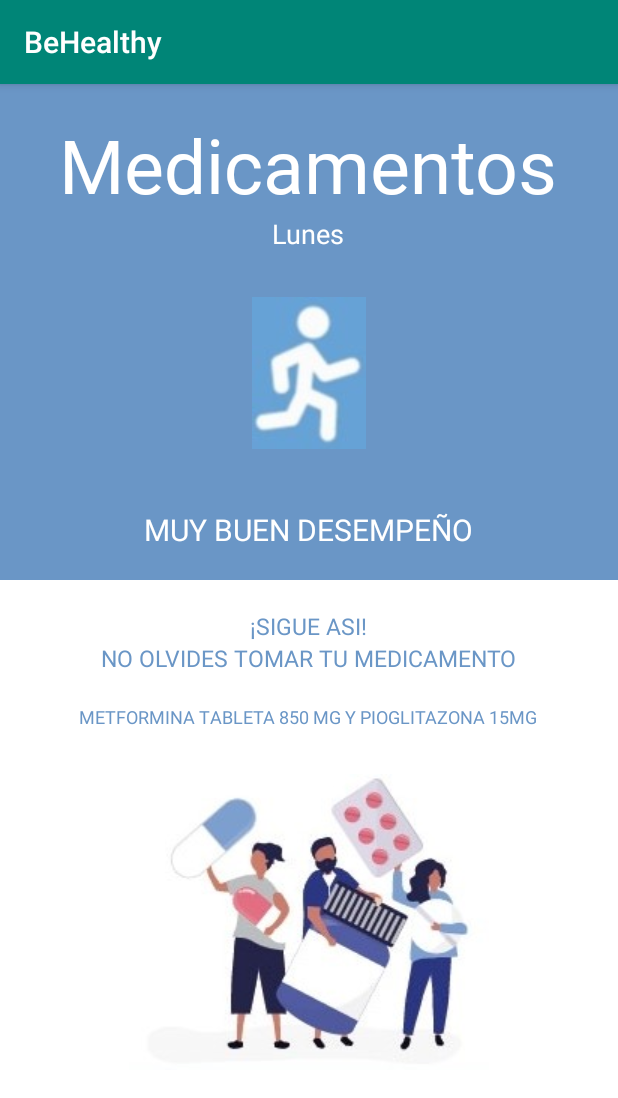
After one commit to rojoescala/BeHealthyApp, an Android app: the Medicamentos screen opened directly, with no data from a screen before it, on a phone screen of 412 x 824 dp. The commit adds this screen. Shown: the top 1098 px of the screen. Run offline under Robolectric (Android 15) with nearby library versions, the phone set to English and light mode, and no system bars.

Commit message:
Commit Pantalla Medicamentos

```diff
--- a/app/src/main/AndroidManifest.xml
+++ b/app/src/main/AndroidManifest.xml
@@ -9,7 +9,8 @@
         android:roundIcon="@mipmap/ic_launcher_round"
         android:supportsRtl="true"
         android:theme="@style/AppTheme">
-        <activity android:name=".sign_in"></activity>
+        <activity android:name=".Medicamentos"></activity>
+        <activity android:name=".sign_in" />
         <activity android:name=".MainActivity">
             <intent-filter>
                 <action android:name="android.intent.action.MAIN" />
--- /dev/null
+++ b/app/src/main/java/escalante/roberto/behealthy/Medicamentos.kt
@@ -0,0 +1,12 @@
+package escalante.roberto.behealthy
+
+import androidx.appcompat.app.AppCompatActivity
+import android.os.Bundle
+
+class Medicamentos : AppCompatActivity() {
+
+    override fun onCreate(savedInstanceState: Bundle?) {
+        super.onCreate(savedInstanceState)
+        setContentView(R.layout.activity_medicamentos)
+    }
+}
--- /dev/null
+++ b/app/src/main/res/layout/activity_medicamentos.xml
@@ -0,0 +1,100 @@
+<?xml version="1.0" encoding="utf-8"?>
+<LinearLayout
+    xmlns:android="http://schemas.android.com/apk/res/android"
+    android:orientation="vertical"
+    xmlns:tools="http://schemas.android.com/tools"
+    android:layout_width="match_parent"
+    android:layout_height="match_parent"
+    tools:context=".Medicamentos"
+>
+
+    <LinearLayout
+        android:layout_width="match_parent"
+        android:layout_height="wrap_content"
+        android:background="@color/fondoAzul"
+        android:orientation="vertical">
+        <TextView
+            android:layout_width="wrap_content"
+            android:layout_height="wrap_content"
+            android:layout_gravity="center"
+            android:layout_marginTop="20dp"
+            android:fontFamily="@font/redrock"
+            android:text="Medicamentos"
+            android:textColor="@color/blanco"
+            android:textSize="50sp"/>
+        <TextView
+            android:layout_width="wrap_content"
+            android:layout_height="wrap_content"
+            android:layout_gravity="center"
+            android:text="Lunes"
+            android:textColor="@color/blanco"
+            android:textSize="18sp"
+            android:layout_marginBottom="20dp"
+        />
+        <ImageView
+            android:layout_width="wrap_content"
+            android:layout_height="wrap_content"
+            android:layout_gravity="center"
+            android:layout_marginTop="10dp"
+            android:layout_marginBottom="20dp"
+            android:src="@drawable/monito_blanco"/>
+        <TextView
+            android:layout_width="wrap_content"
+            android:layout_height="wrap_content"
+            android:layout_gravity="center"
+            android:text="Muy buen desempeño"
+            android:textAllCaps="true"
+            android:layout_marginTop="20dp"
+            android:textColor="@color/blanco"
+            android:textSize="20sp"
+            android:layout_marginBottom="20dp"/>
+    </LinearLayout>
+
+    <LinearLayout
+        android:layout_width="fill_parent"
+        android:layout_height="match_parent"
+        android:orientation="vertical"
+        android:background="@color/blanco">
+        <TextView
+            android:layout_width="wrap_content"
+            android:layout_height="wrap_content"
+            android:text="¡Sigue asi!"
+            android:textAllCaps="true"
+            android:layout_marginTop="20dp"
+            android:layout_gravity="center"
+            android:textSize="15sp"
+            android:textColor="@color/fondoAzul"
+
+        />
+        <TextView
+            android:layout_width="wrap_content"
+            android:layout_height="wrap_content"
+            android:text="No olvides tomar tu medicamento"
+            android:textAllCaps="true"
+            android:layout_gravity="center"
+            android:textSize="15sp"
+            android:textColor="@color/fondoAzul"
+        />
+        <TextView
+            android:layout_width="wrap_content"
+            android:layout_height="wrap_content"
+            android:layout_marginTop="20dp"
+            android:text="Metformina tableta 850 mg y pioglitazona 15mg"
+            android:textAllCaps="true"
+            android:layout_gravity="center"
+            android:textSize="12sp"
+            android:textColor="@color/fondoAzul"
+        />
+        <ImageView
+            android:layout_width="wrap_content"
+            android:layout_height="wrap_content"
+            android:src="@drawable/gymed"
+            android:layout_gravity="center"
+            android:layout_marginTop="30dp"
+        />
+
+    </LinearLayout>
+
+
+
+</LinearLayout>
--- a/app/src/main/res/values/strings.xml
+++ b/app/src/main/res/values/strings.xml
@@ -1,3 +1,5 @@
 <resources>
     <string name="app_name">BeHealthy</string>
+    <!-- Fonts -->
+
 </resources>
--- a/app/src/main/res/values/styles.xml
+++ b/app/src/main/res/values/styles.xml
@@ -6,6 +6,8 @@
         <item name="colorPrimary">@color/colorPrimary</item>
         <item name="colorPrimaryDark">@color/colorPrimaryDark</item>
         <item name="colorAccent">@color/colorAccent</item>
+
+
     </style>
 
 </resources>
```
Also changed, not shown: app/src/main/res/drawable/gymed.jpg, app/src/main/res/drawable/monito_blanco.jpg (added).
